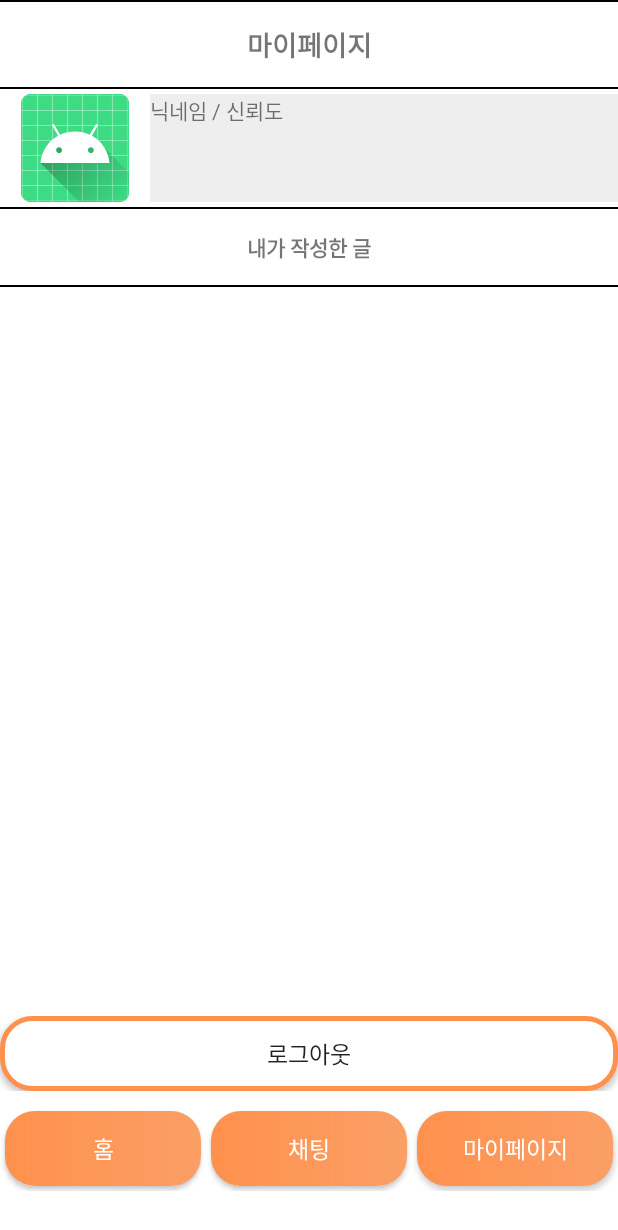
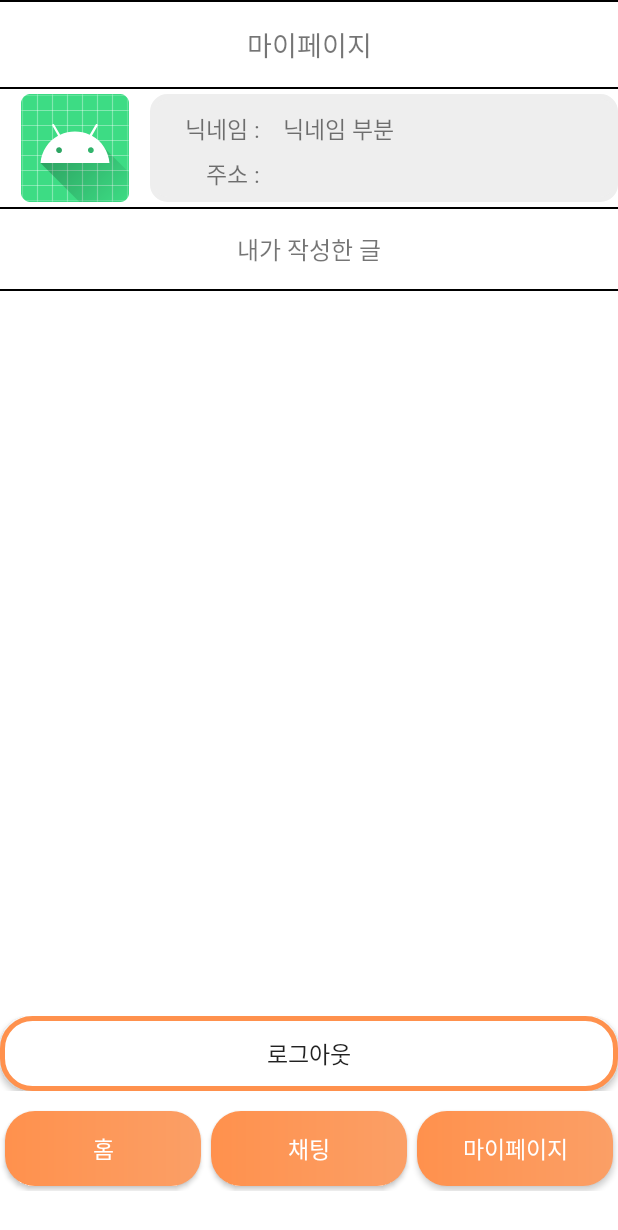
Before and after one commit to seokjin0706/baedal-baedal, an Android app: the MyPageActivity screen opened directly, with no data from a screen before it, on a phone screen of 412 x 824 dp. Shown: the top 1230 px of the screen. Run offline under Robolectric (Android 15) with nearby library versions, the phone set to English and light mode, and no system bars; network calls fail; 7 statements that could not run were skipped.

Commit message:
[modfiy] mypage UI

```diff
--- a/Android/app/src/main/res/layout/activity_my_page.xml
+++ b/Android/app/src/main/res/layout/activity_my_page.xml
@@ -22,10 +22,10 @@
                 android:padding="16dp"
                 android:text="마이페이지"
                 android:textSize="18sp"
-                android:textStyle="bold"
                 android:layout_gravity="center"
                 android:gravity="center"
-                android:background="@drawable/border_line"/>
+                android:background="@drawable/border_line"
+                android:fontFamily="@font/my_font"/>
 
             <LinearLayout
                 android:layout_width="match_parent"
@@ -39,22 +39,66 @@
                     android:layout_height="wrap_content"
                     android:src="@mipmap/ic_launcher"/>
                 <LinearLayout
-                    android:background="#eeeeee"
+                    android:background="@drawable/list_round"
                     android:layout_width="match_parent"
                     android:layout_height="match_parent"
-                    android:orientation="vertical">
-                    <TextView
-                        android:id="@+id/nicknameTxt"
+                    android:orientation="vertical"
+                    android:padding="5dp"
+                    >
+                    <LinearLayout
                         android:layout_width="match_parent"
-                        android:layout_height="wrap_content"
-                        android:layout_weight="1"
-                        android:text="닉네임 / 신뢰도"/>
-                    <TextView
-                        android:id="@+id/addressTxt"
+                        android:layout_height="30dp"
+                        android:orientation="horizontal"
+                        android:weightSum="4"
+                        android:layout_marginTop="6dp">
+                        <TextView
+                            android:layout_width="match_parent"
+                            android:layout_height="match_parent"
+                            android:text="닉네임 :"
+                            android:textSize="15sp"
+                            android:fontFamily="@font/my_font"
+                            android:layout_weight="3.1"
+                            android:gravity="right"/>
+                        <TextView
+                            android:id="@+id/nicknameTxt"
+                            android:layout_width="match_parent"
+                            android:layout_height="30dp"
+                            android:text="닉네임 부분"
+                            android:layout_marginStart="15dp"
+                            android:fontFamily="@font/my_small_font"
+                            android:textSize="15sp"
+                            android:layout_gravity="center"
+                            android:layout_weight="0.9"/>
+
+                    </LinearLayout>
+                    <LinearLayout
                         android:layout_width="match_parent"
-                        android:layout_height="wrap_content"
-                        android:layout_weight="1"
-                        android:text="주소"/>
+                        android:layout_height="30dp"
+                        android:orientation="horizontal"
+                        android:weightSum="4">
+                        <TextView
+                            android:layout_width="match_parent"
+                            android:layout_height="match_parent"
+                            android:text="주소 :"
+                            android:layout_marginStart="15dp"
+                            android:textSize="15sp"
+                            android:fontFamily="@font/my_font"
+                            android:layout_weight="3.1"
+                            android:gravity="right"/>
+                        <TextView
+                            android:id="@+id/addressTxt"
+                            android:layout_width="match_parent"
+                            android:layout_height="30dp"
+                            android:text="주소 부분"
+                            android:layout_marginStart="15dp"
+                            android:fontFamily="@font/my_small_font"
+                            android:textSize="15sp"
+                            android:layout_gravity="center"
+                            android:layout_weight="0.9"/>
+
+                    </LinearLayout>
+
+
                 </LinearLayout>
 
 
@@ -64,11 +108,11 @@
                 android:layout_height="wrap_content"
                 android:padding="16dp"
                 android:text="내가 작성한 글"
-                android:textStyle="bold"
                 android:layout_gravity="center"
                 android:background="@drawable/border_line"
-                android:gravity="center"/>
-
+                android:gravity="center"
+                android:fontFamily="@font/my_font"
+                android:textSize="16sp"/>
             <LinearLayout
                 android:layout_width="match_parent"
                 android:layout_height="wrap_content"
```
